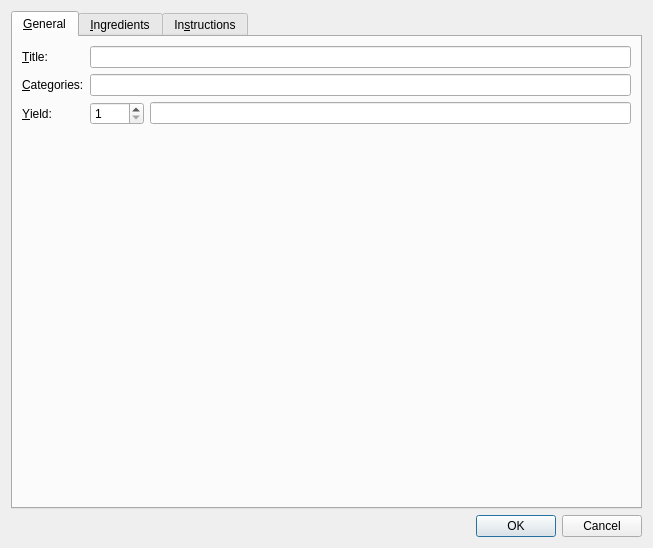
Above: anymeal/edit_dialog.ui from wedesoft/anymeal before the change. Below: the same form after it.
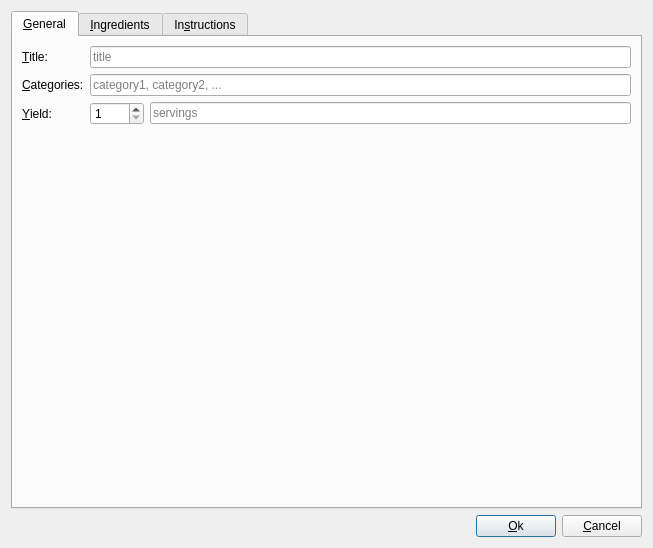
That is the form after the change. Icons and pictures are not drawn.

Patch:
```diff
--- a/anymeal/edit_dialog.ui
+++ b/anymeal/edit_dialog.ui
@@ -39,7 +39,10 @@
          <item row="0" column="1">
           <widget class="QLineEdit" name="title_edit">
            <property name="maxLength">
-            <number>60</number>
+            <number>32767</number>
+           </property>
+           <property name="placeholderText">
+            <string>title</string>
            </property>
           </widget>
          </item>
@@ -54,7 +57,11 @@
           </widget>
          </item>
          <item row="1" column="1">
-          <widget class="QLineEdit" name="categories_edit"/>
+          <widget class="QLineEdit" name="categories_edit">
+           <property name="placeholderText">
+            <string>category1, category2, ...</string>
+           </property>
+          </widget>
          </item>
          <item row="2" column="0">
           <widget class="QLabel" name="servings_label">
@@ -83,6 +90,9 @@
              <property name="maxLength">
               <number>40</number>
              </property>
+             <property name="placeholderText">
+              <string>servings</string>
+             </property>
             </widget>
            </item>
           </layout>
@@ -675,14 +685,38 @@
     </widget>
    </item>
    <item>
-    <widget class="QDialogButtonBox" name="buttonBox">
-     <property name="orientation">
-      <enum>Qt::Horizontal</enum>
-     </property>
-     <property name="standardButtons">
-      <set>QDialogButtonBox::Cancel|QDialogButtonBox::Ok</set>
-     </property>
-    </widget>
+    <layout class="QHBoxLayout" name="horizontalLayout_9">
+     <item>
+      <spacer name="horizontalSpacer">
+       <property name="orientation">
+        <enum>Qt::Horizontal</enum>
+       </property>
+       <property name="sizeHint" stdset="0">
+        <size>
+         <width>40</width>
+         <height>20</height>
+        </size>
+       </property>
+      </spacer>
+     </item>
+     <item>
+      <widget class="QPushButton" name="ok_button">
+       <property name="text">
+        <string>&amp;Ok</string>
+       </property>
+       <property name="default">
+        <bool>true</bool>
+       </property>
+      </widget>
+     </item>
+     <item>
+      <widget class="QPushButton" name="cancel_button">
+       <property name="text">
+        <string>&amp;Cancel</string>
+       </property>
+      </widget>
+     </item>
+    </layout>
    </item>
   </layout>
  </widget>
```
Left out of the diff: 87 changed lines with no effect on the pictures.
